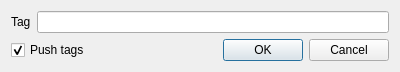
Qt form src/EditTagDialog.ui (soramimi/Guitar) before a commit.
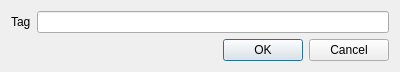
The same form after that commit.

```diff
--- a/src/EditTagDialog.ui
+++ b/src/EditTagDialog.ui
@@ -30,16 +30,6 @@
    </item>
    <item>
     <layout class="QHBoxLayout" name="horizontalLayout">
-     <item>
-      <widget class="QCheckBox" name="checkBox_push">
-       <property name="text">
-        <string>Push tags</string>
-       </property>
-       <property name="checked">
-        <bool>true</bool>
-       </property>
-      </widget>
-     </item>
      <item>
       <spacer name="horizontalSpacer">
        <property name="orientation">
```
Left out of the diff: 1 changed line with no effect on the pictures.
